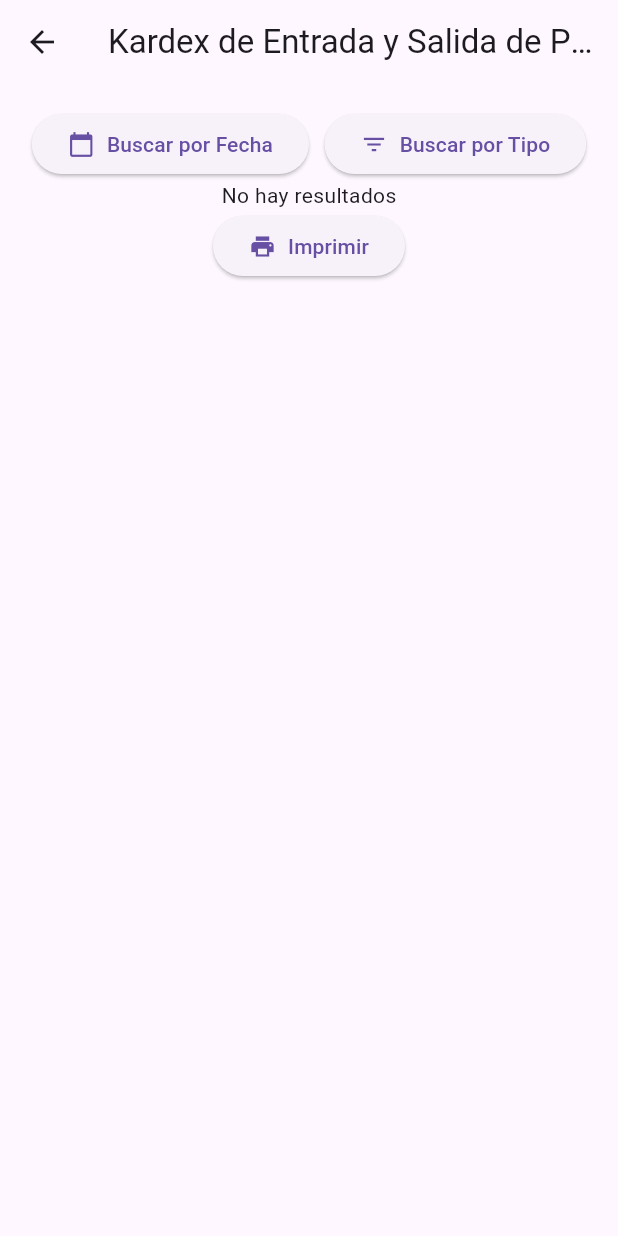
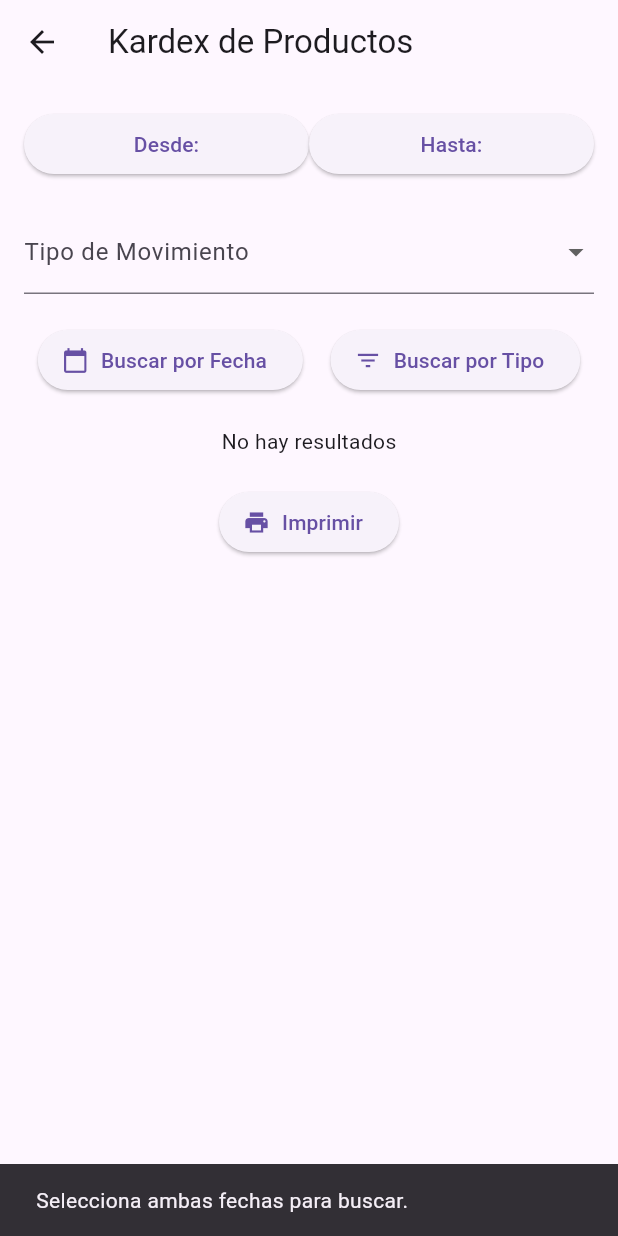
Before and after one commit to Annderx/App, a Flutter app: the KardexEntradaSalida screen opened directly, after a tap on "Buscar por Fecha", on a phone screen of 412 x 824 dp. Run offline on Flutter 3.47's test engine with Material 3 defaults, Android fonts, the phone set to English and light mode, and no system bars; our stand-ins replace pdf, printing, shared_preferences, sqflite; accounts and stored records are empty.

Commit message:
Kardex.dart

```diff
--- a/lib/Administracion/Kardex/Kardex.dart
+++ b/lib/Administracion/Kardex/Kardex.dart
@@ -17,28 +17,50 @@ class _KardexEntradaSalidaState extends State<KardexEntradaSalida> {
   String? _tipo;
   List<Producto> _resultados = [];
 
-  Future<void> _buscarPorFecha() async {
+  void _buscarPorFecha() {
     if (_fechaInicio != null && _fechaFin != null) {
       _resultados = Provider.of<KardexProvider>(context, listen: false)
           .buscarPorFecha(_fechaInicio!, _fechaFin!);
       setState(() {});
+    } else {
+      _mostrarMensaje('Selecciona ambas fechas para buscar.');
     }
   }
 
-  Future<void> _buscarPorTipo() async {
+  void _buscarPorTipo() {
     if (_tipo != null) {
-      _resultados = Provider.of<KardexProvider>(context, listen: false)
-          .buscarPorTipo(_tipo!);
+      _resultados =
+          Provider.of<KardexProvider>(context, listen: false).buscarPorTipo(_tipo!);
       setState(() {});
+    } else {
+      _mostrarMensaje('Selecciona un tipo de movimiento.');
+    }
+  }
+
+  void _mostrarMensaje(String mensaje) {
+    ScaffoldMessenger.of(context).showSnackBar(
+      SnackBar(content: Text(mensaje)),
+    );
+  }
+
+  Future<void> _seleccionarFecha(BuildContext context, bool esInicio) async {
+    final DateTime? picked = await showDatePicker(
+      context: context,
+      initialDate: DateTime.now(),
+      firstDate: DateTime(2000),
+      lastDate: DateTime.now(),
+    );
+    if (picked != null) {
+      setState(() {
+        esInicio ? _fechaInicio = picked : _fechaFin = picked;
+      });
     }
   }
 
   @override
   Widget build(BuildContext context) {
     return Scaffold(
-      appBar: AppBar(
-        title: const Text('Kardex de Entrada y Salida de Productos'),
-      ),
+      appBar: AppBar(title: const Text('Kardex de Productos')),
       body: SingleChildScrollView(
         padding: const EdgeInsets.all(16.0),
         child: Form(
@@ -46,35 +68,40 @@ class _KardexEntradaSalidaState extends State<KardexEntradaSalida> {
           child: Column(
             crossAxisAlignment: CrossAxisAlignment.start,
             children: [
-              // ... (campos de fecha y tipo)
+              // Selección de fecha
+              Row(
+                mainAxisAlignment: MainAxisAlignment.spaceBetween,
+                children: [
+                  _botonFecha('Desde:', _fechaInicio, () => _seleccionarFecha(context, true)),
+                  _botonFecha('Hasta:', _fechaFin, () => _seleccionarFecha(context, false)),
+                ],
+              ),
+              const SizedBox(height: 20),
+
+              // Filtro por tipo
+              DropdownButtonFormField<String>(
+                decoration: const InputDecoration(labelText: 'Tipo de Movimiento'),
+                value: _tipo,
+                items: ['Entrada', 'Salida']
+                    .map((tipo) => DropdownMenuItem(value: tipo, child: Text(tipo)))
+                    .toList(),
+                onChanged: (value) => setState(() => _tipo = value),
+              ),
+
+              const SizedBox(height: 20),
+
+              // Botones de búsqueda
               Row(
                 mainAxisAlignment: MainAxisAlignment.spaceAround,
                 children: [
-                  ElevatedButton(
-                    onPressed: _buscarPorFecha,
-                    child: Row(
-                      mainAxisSize: MainAxisSize.min,
-                      children: [
-                        const Icon(Icons.calendar_today), // Icono para buscar por fecha
-                        const SizedBox(width: 8),
-                        const Text('Buscar por Fecha'),
-                      ],
-                    ),
-                  ),
-                  ElevatedButton(
-                    onPressed: _buscarPorTipo,
-                    child: Row(
-                      mainAxisSize: MainAxisSize.min,
-                      children: [
-                        const Icon(Icons.filter_list), // Icono para buscar por tipo
-                        const SizedBox(width: 8),
-                        const Text('Buscar por Tipo'),
-                      ],
-                    ),
-                  ),
+                  _botonAccion('Buscar por Fecha', Icons.calendar_today, _buscarPorFecha),
+                  _botonAccion('Buscar por Tipo', Icons.filter_list, _buscarPorTipo),
                 ],
               ),
-              // Mostrar resultados
+
+              const SizedBox(height: 20),
+
+              // Resultados de búsqueda
               _resultados.isNotEmpty
                   ? ListView.builder(
                       shrinkWrap: true,
@@ -82,29 +109,25 @@ class _KardexEntradaSalidaState extends State<KardexEntradaSalida> {
                       itemCount: _resultados.length,
                       itemBuilder: (context, index) {
                         final producto = _resultados[index];
-                        return ListTile(
-                          title: Text(producto.nombre),
-                          subtitle: Text(
-                              '${producto.tipo} - ${producto.fecha.toString().split(' ')[0]}'),
-                          trailing: Text('Cantidad: ${producto.cantidad}'),
+                        return Card(
+                          child: ListTile(
+                            title: Text(producto.nombre),
+                            subtitle: Text(
+                                '${producto.tipo} - ${producto.fecha.toString().split(' ')[0]}'),
+                            trailing: Text('Cantidad: ${producto.cantidad}'),
+                          ),
                         );
                       },
                     )
                   : const Center(child: Text('No hay resultados')),
+
+              const SizedBox(height: 20),
+
+              // Botón de impresión
               Center(
-                child: ElevatedButton(
-                  onPressed: () {
-                    // Lógica para imprimir
-                  },
-                  child: Row(
-                    mainAxisSize: MainAxisSize.min,
-                    children: [
-                      const Icon(Icons.print), // Icono para imprimir
-                      const SizedBox(width: 8),
-                      const Text('Imprimir'),
-                    ],
-                  ),
-                ),
+                child: _botonAccion('Imprimir', Icons.print, () {
+                  // Implementar impresión aquí
+                }),
               ),
             ],
           ),
@@ -112,4 +135,23 @@ class _KardexEntradaSalidaState extends State<KardexEntradaSalida> {
       ),
     );
   }
+
+  /// 🔹 Widget reutilizable para seleccionar fechas
+  Widget _botonFecha(String label, DateTime? fecha, VoidCallback onTap) {
+    return Expanded(
+      child: ElevatedButton(
+        onPressed: onTap,
+        child: Text(fecha != null ? '$label ${fecha.toLocal()}'.split(' ')[0] : label),
+      ),
+    );
+  }
+
+  /// 🔹 Widget reutilizable para botones de acción
+  Widget _botonAccion(String label, IconData icon, VoidCallback onPressed) {
+    return ElevatedButton.icon(
+      onPressed: onPressed,
+      icon: Icon(icon),
+      label: Text(label),
+    );
+  }
 }
```
